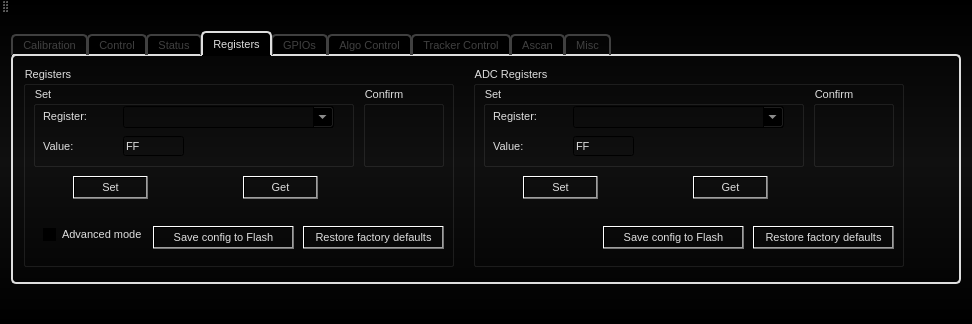
Old version of the form src/AWLQtDemo/awlqtdemo.ui in the repository samanwaya-jena/EVAL-ADAL6110-16-GUI.
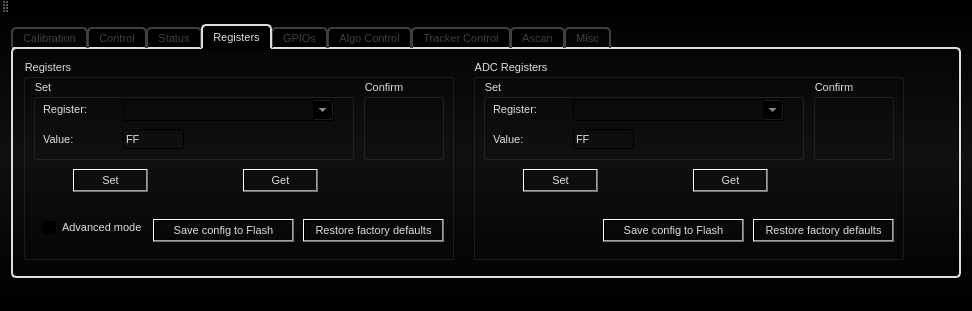
New version of the form. The open tabs and pages were chosen to show the change. Icons and pictures are not drawn.

Commit message:
Auto-update of FPGA and CPU registers in Registers Tab
Forced automatic update of registers in registers tab.

```diff
--- a/src/AWLQtDemo/awlqtdemo.ui
+++ b/src/AWLQtDemo/awlqtdemo.ui
@@ -10,7 +10,7 @@
     <x>0</x>
     <y>0</y>
     <width>972</width>
-    <height>324</height>
+    <height>311</height>
    </rect>
   </property>
   <property name="sizePolicy">
@@ -1212,7 +1212,7 @@
       <item>
        <widget class="QTabWidget" name="interfaceTabs">
         <property name="sizePolicy">
-         <sizepolicy hsizetype="Expanding" vsizetype="Maximum">
+         <sizepolicy hsizetype="Expanding" vsizetype="Minimum">
           <horstretch>0</horstretch>
           <verstretch>0</verstretch>
          </sizepolicy>
```
Left out of the diff: 36 changed lines with no effect on the pictures. The commit also changes 3 other files.
